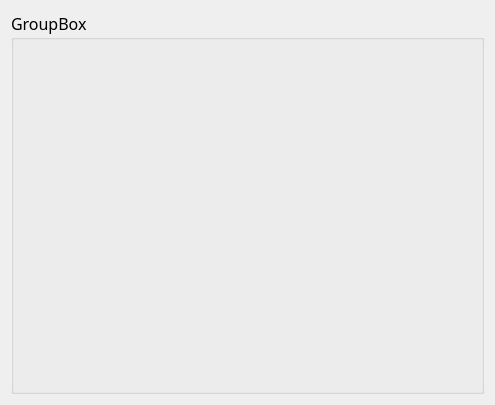
Qt form CleverManagerV3/common/elecom/eleccomwid.ui (ChinaClever/CleverManagerV3) before a commit.
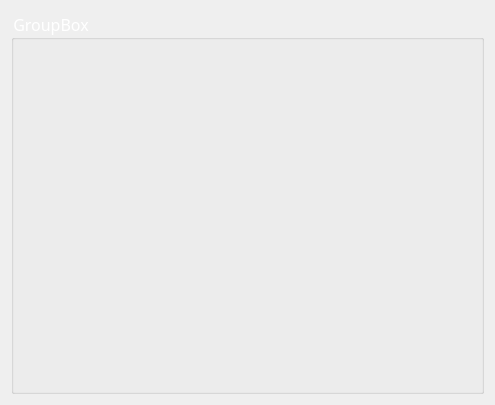
The same form after that commit.

What changed in the file:
```diff
--- a/CleverManagerV3/common/elecom/eleccomwid.ui
+++ b/CleverManagerV3/common/elecom/eleccomwid.ui
@@ -22,6 +22,9 @@
        <pointsize>12</pointsize>
       </font>
      </property>
+     <property name="styleSheet">
+      <string notr="true">color:rgb(255,255,255)</string>
+     </property>
      <property name="title">
       <string>GroupBox</string>
      </property>
```
Left out of the diff: 6 changed lines with no effect on the pictures.
